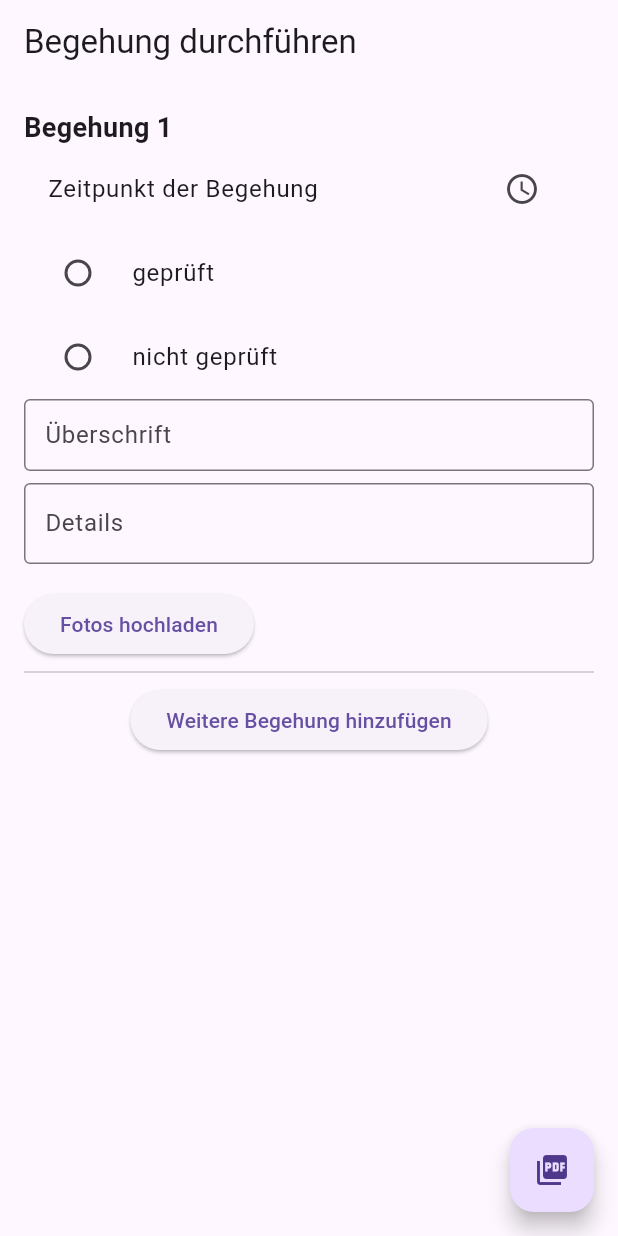
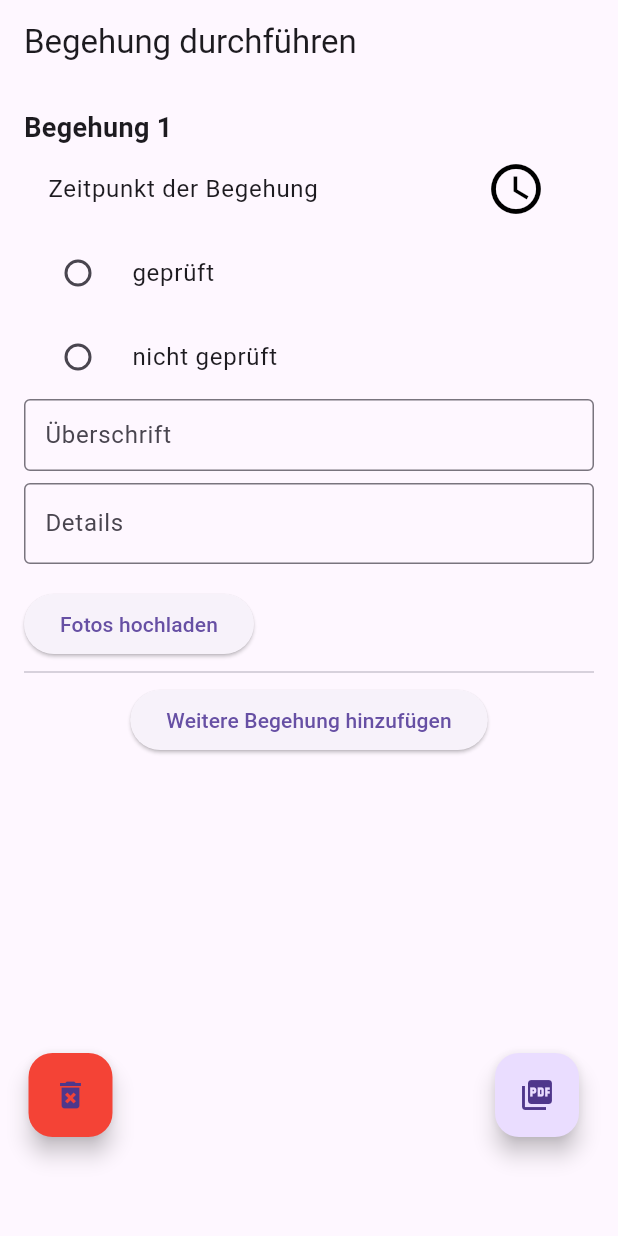
Before and after one commit to Benefitman/gebaude_manager, a Flutter app: the screen it shows after launch, on a phone screen of 412 x 824 dp. Run offline on Flutter 3.47's test engine with Material 3 defaults, Android fonts, the phone set to English and light mode, and no system bars; our stand-ins replace image_picker, pdf; missing offline and left inert: dart:html.

Commit message:
added a reset button and adjust clock button
Ein reset knopf hinzugefügt
Uhrsymbol deutlicher gemacht

```diff
--- a/lib/main.dart
+++ b/lib/main.dart
@@ -234,6 +234,14 @@ class _MyAppState extends State<MyApp> {
     html.Url.revokeObjectUrl(url);
   }
 
+  void resetAllEntries() {
+    setState(() {
+      _begehungen = [Begehung()];
+    });
+    saveBegehungenToLocalStorage(
+        _begehungen);
+  }
+
   @override
   Widget build(BuildContext context) {
     return MaterialApp(
@@ -256,6 +264,8 @@ class _MyAppState extends State<MyApp> {
                     title: Text('Zeitpunkt der Begehung'),
                     trailing: IconButton(
                       icon: Icon(Icons.access_time),
+                      color: Colors.black,
+                      iconSize: 40.0,
                       onPressed: () => _captureCurrentTime(begehung),
                     ),
                     subtitle: begehung.inspectionTime != null
@@ -350,14 +360,35 @@ class _MyAppState extends State<MyApp> {
               ),
           ),
         ),
-        floatingActionButton: FloatingActionButton(
-          onPressed: () {
-            createPdfFromLocalStorage();
-          },
-          child: Icon(Icons.picture_as_pdf),
-          tooltip: 'PDF erstellen',
+        floatingActionButton: Stack(
+          fit: StackFit.expand,
+          children: [
+            Positioned(
+              bottom: 50,
+              right: 10,
+              child: FloatingActionButton(
+                onPressed: () {
+                  createPdfFromLocalStorage();
+                },
+                child: Icon(Icons.picture_as_pdf),
+                tooltip: 'PDF erstellen',
+              ),
+            ),
+            Positioned(
+              bottom: 50,
+              left: 35,
+              child: FloatingActionButton(
+                onPressed: () {
+                  resetAllEntries();
+                },
+                child: Icon(Icons.delete_forever),
+                tooltip: 'Alles zurücksetzen',
+                backgroundColor:
+                    Colors.red,
+              ),
+            ),
+          ],
         ),
-        floatingActionButtonLocation: FloatingActionButtonLocation.endFloat,
       ),
     );
   }
```
